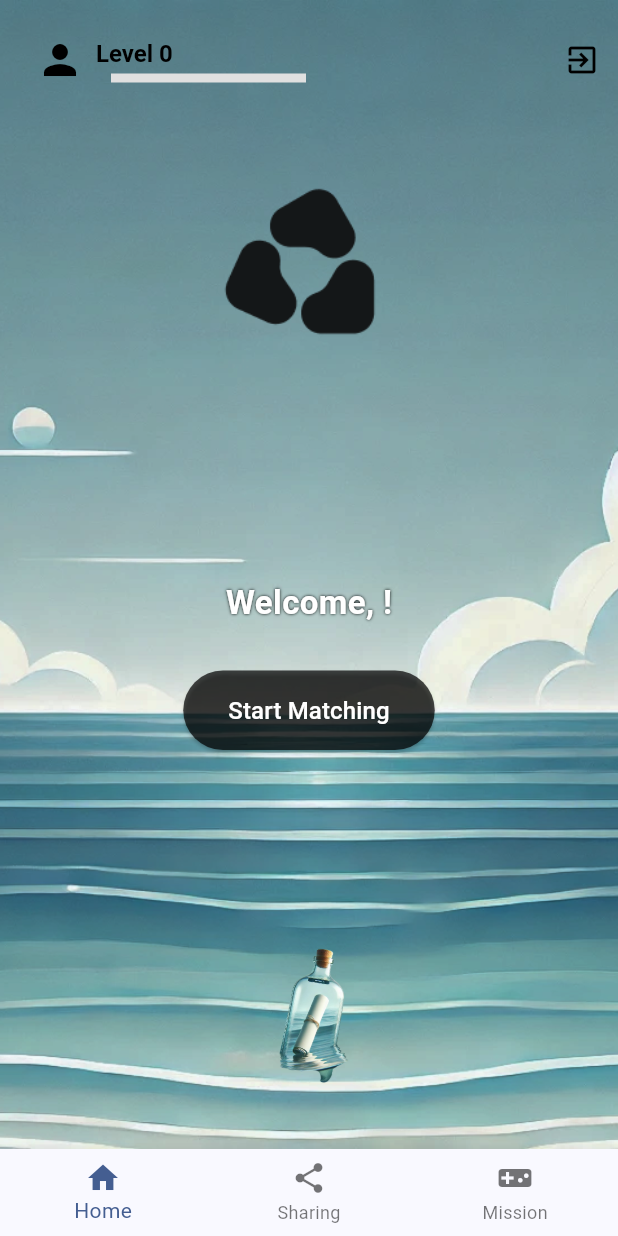
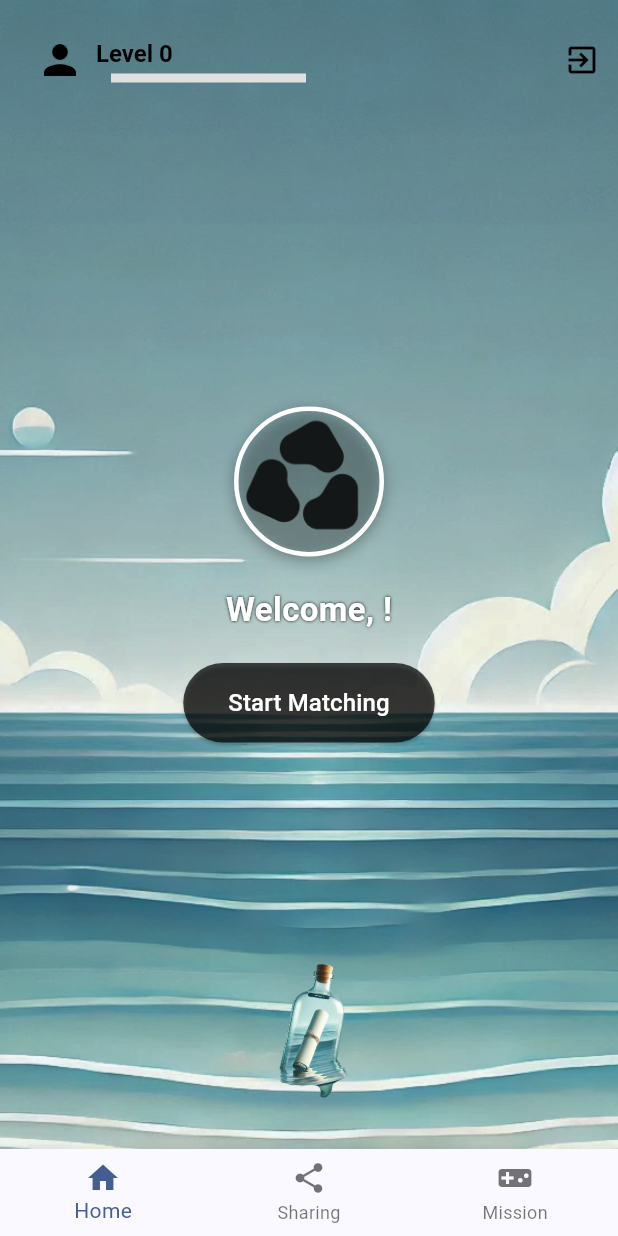
Before and after one commit to Yung729/blindmate, a Flutter app: the screen it shows once a user with an empty profile is signed in, on a phone screen of 412 x 824 dp. Run offline on Flutter 3.47's test engine with Material 3 defaults, Android fonts, the phone set to English and light mode, and no system bars; drawn by our look-alikes of percent_indicator; our stand-ins replace animated_text_kit, cloud_firestore, device_info_plus, firebase_auth, firebase_core, google_generative_ai and 4 more; missing offline and left inert: metadata_fetch; accounts and stored records are empty; project files that could hold a hidden picture were left out.

Commit message:
minor changes
- end chat summary state
- home screen with avatar

```diff
--- a/lib/views/screens/chat_screen.dart
+++ b/lib/views/screens/chat_screen.dart
@@ -79,13 +79,15 @@ class ChatScreenState extends State<ChatScreen> with WidgetsBindingObserver {
     });
 
     _chatState.addListener(() {
-      if (!mounted || _chatState.hasSummaryShown) return;
+      if (!mounted || _chatState.hasSummaryShown || _isSummaryBeingShown) return;
 
       if (_chatState.isBanned) {
         _showBanDialog();
       } else if (_chatState.reportedUser) {
         _showChatSummary().then((_) {
           _chatState.markSummaryShown();
+          // Reset the local flag after showing summary
+          _isSummaryBeingShown = false;
           // Stop music playback when chat ends
           if (_chatState.isMusicPlaying) {
             _chatState.setMusicPlaying(false);
@@ -98,6 +100,8 @@ class ChatScreenState extends State<ChatScreen> with WidgetsBindingObserver {
         if (!_chatState.isBanned) {
           _showChatSummary().then((_) {
             _chatState.markSummaryShown();
+            // Reset the local flag after showing summary
+            _isSummaryBeingShown = false;
             // Stop music playback when partner leaves
             if (_chatState.isMusicPlaying) {
               _chatState.setMusicPlaying(false);
@@ -202,7 +206,7 @@ class ChatScreenState extends State<ChatScreen> with WidgetsBindingObserver {
   }
 
   Future<void> _showBanDialog() async {
-    if (_chatState.hasSummaryShown) return;
+    if (_chatState.hasSummaryShown || _isSummaryBeingShown) return;
 
     showErrorDialog(
       context,
@@ -211,6 +215,8 @@ class ChatScreenState extends State<ChatScreen> with WidgetsBindingObserver {
       onOk: () async {
         await _showChatSummary();
         _chatState.markSummaryShown();
+        // Reset the local flag after showing summary
+        _isSummaryBeingShown = false;
         await _chatHandler.handleExit();
         if (mounted) {
           Navigator.popUntil(context, (route) => route.isFirst);
@@ -228,6 +234,8 @@ class ChatScreenState extends State<ChatScreen> with WidgetsBindingObserver {
     if (shouldEnd) {
       await _showChatSummary();
       _chatState.markSummaryShown();
+      // Reset the local flag after showing summary
+      _isSummaryBeingShown = false;
       await _chatHandler.handleExit();
       if (mounted && Navigator.canPop(context)) {
         Navigator.pop(context);
@@ -235,8 +243,15 @@ class ChatScreenState extends State<ChatScreen> with WidgetsBindingObserver {
     }
   }
 
+  // Local flag to prevent multiple summary dialogs
+  bool _isSummaryBeingShown = false;
+
   Future<void> _showChatSummary() async {
-    if (_chatState.hasSummaryShown) return;
+    // Check both the state flag and local flag to prevent multiple dialogs
+    if (_chatState.hasSummaryShown || _isSummaryBeingShown) return;
+
+    // Set local flag to prevent concurrent calls
+    _isSummaryBeingShown = true;
 
     await showCustomDialog(
       context: context,
@@ -269,11 +284,11 @@ class ChatScreenState extends State<ChatScreen> with WidgetsBindingObserver {
   }
 
   Future<void> _showInactivityDialog() async {
-    if (_chatState.hasSummaryShown) return;
+    if (_chatState.hasSummaryShown || _isSummaryBeingShown) return;
 
     await showCustomDialog(
       context: context,
-      title: "Chat Ended Due to Inactivity",
+      title: "Chat Inactive",
       content: const Text(
         "No messages were sent for 10 minutes. This chat will now close.",
       ),
@@ -282,6 +297,9 @@ class ChatScreenState extends State<ChatScreen> with WidgetsBindingObserver {
           onPressed: () async {
             Navigator.pop(context);
             await _showChatSummary();
+            _chatState.markSummaryShown();
+            // Reset the local flag after showing summary
+            _isSummaryBeingShown = false;
             if (mounted && Navigator.canPop(context)) {
               Navigator.pop(context);
             }
--- a/lib/views/screens/home_screen.dart
+++ b/lib/views/screens/home_screen.dart
@@ -115,18 +115,41 @@ class _HomeScreenState extends State<HomeScreen>
           SafeArea(
             child: Consumer<AuthState>(
               builder: (context, authState, child) {
-                return Column(
-                  mainAxisAlignment: MainAxisAlignment.spaceBetween,
+                return Stack(
                   children: [
-                    Padding(
-                      padding: const EdgeInsets.only(top: 100.0),
-                      child: Center(
-                        child: Image.asset('assets/logo.png', height: 160),
+                    // Centered main content
+                    Center(
+                      child: Column(
+                        mainAxisSize: MainAxisSize.min,
+                        children: [
+                          // Avatar
+                          authState.currentUser != null
+                              ? Container(
+                                  width: 100,
+                                  height: 100,
+                                  decoration: BoxDecoration(
+                                    shape: BoxShape.circle,
+                                    border: Border.all(color: Colors.white, width: 3),
+                                    boxShadow: [
+                                      BoxShadow(
+                                        color: Colors.black.withOpacity(0.3),
+                                        blurRadius: 8,
+                                        offset: const Offset(0, 3),
+                                      ),
+                                    ],
+                                    image: DecorationImage(
+                                      image: authState.currentUser!.avatarImg.isNotEmpty
+                                          ? NetworkImage(authState.currentUser!.avatarImg)
+                                          : const AssetImage('assets/logo.png')
+                                              as ImageProvider,
+                                      fit: BoxFit.cover,
                                     ),
                                   ),
+                                )
+                              : Image.asset('assets/logo.png', height: 100),
+                          const SizedBox(height: 20),
 
-                    Column(
-                      children: [
+                          // Welcome text
                           if (authState.currentUser != null)
                             Text(
                               "Welcome, ${authState.currentUser!.name}!",
@@ -141,25 +164,28 @@ class _HomeScreenState extends State<HomeScreen>
                             )
                           else
                             const CircularProgressIndicator(),
-                        const SizedBox(height: 30),
+                          const SizedBox(height: 20),
+
+                          // Matching button
                           CustomButton(
                             text: "Start Matching",
                             onPressed: _startRandomMatching,
                           ),
                         ],
                       ),
+                    ),
 
-                    Padding(
-                      padding: const EdgeInsets.only(bottom: 30.0),
-                      child: Column(
-                        children: [
-                          GestureDetector(
+                    // Bottom section with bottle (positioned absolutely)
+                    Positioned(
+                      left: 0,
+                      right: 0,
+                      bottom: 30,
+                      child: GestureDetector(
                         onTap: () {
                           Navigator.push(
                             context,
                             MaterialPageRoute(
-                                  builder:
-                                      (context) => const BottleNoteHomeScreen(),
+                              builder: (context) => const BottleNoteHomeScreen(),
                             ),
                           );
                         },
@@ -176,9 +202,6 @@ class _HomeScreenState extends State<HomeScreen>
                           },
                         ),
                       ),
-                          const SizedBox(height: 10),
-                        ],
-                      ),
                     ),
                   ],
                 );
```
Lines whose indentation alone changed are shown as unchanged.
